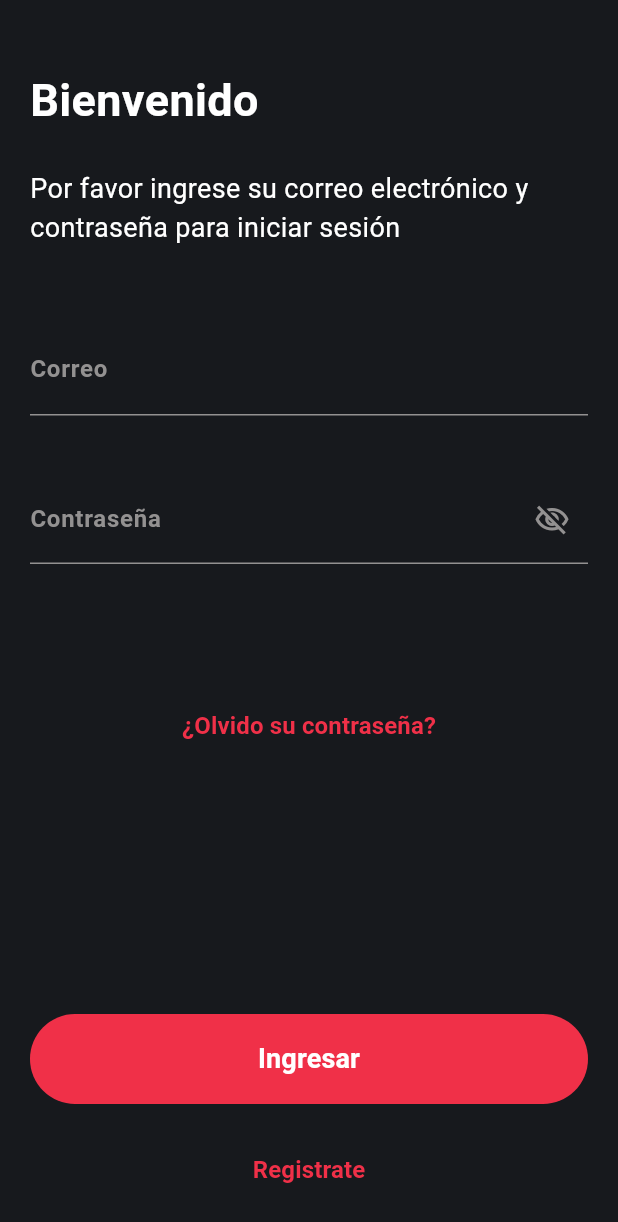
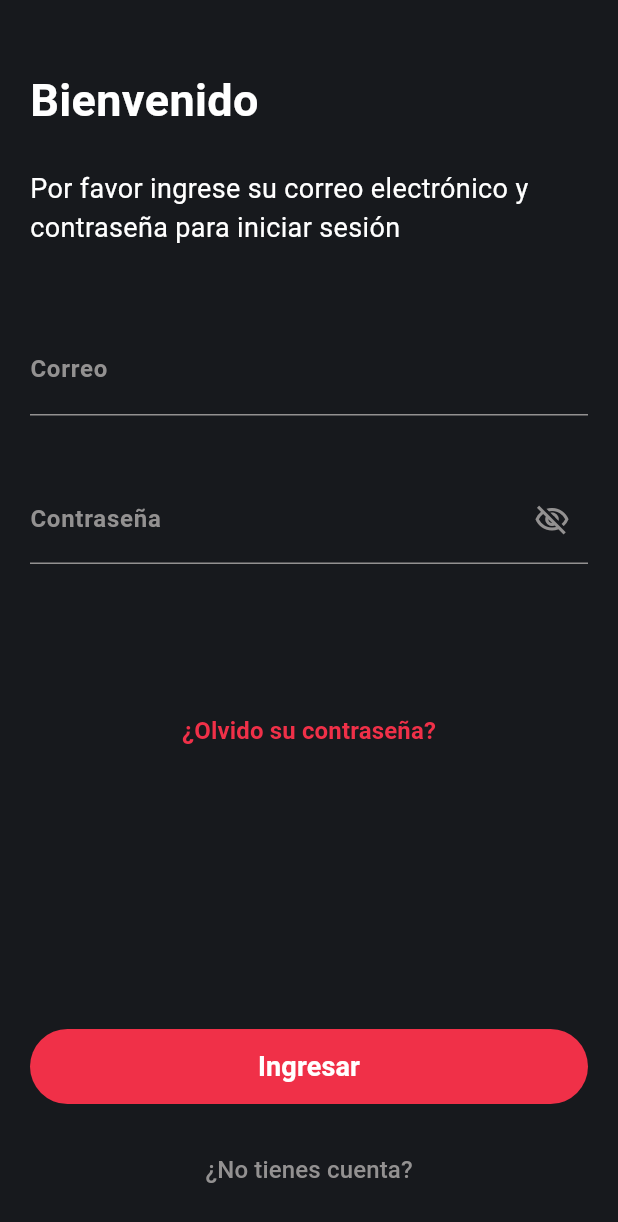
Before and after one commit to sergioIbz/recetas, a Flutter app: the screen it shows after launch, on a phone screen of 412 x 824 dp. Shown: the top 1222 px of the screen. Run offline on Flutter 3.47's test engine with Material 3 defaults, Android fonts, the phone set to English and light mode, and no system bars; our stand-ins replace flutter_riverpod, go_router, google_fonts.

Commit message:
flutter riverpod agregado

```diff
--- a/lib/presentation/screens/auth/login/login_screen.dart
+++ b/lib/presentation/screens/auth/login/login_screen.dart
@@ -50,7 +50,6 @@ class LoginScreen extends StatelessWidget {
                   ),
                   const SizedBox(height: 40),
                   TextField(
-
                     style: const TextStyle(
                       fontSize: 18,
                     ),
@@ -84,7 +83,7 @@ class LoginScreen extends StatelessWidget {
                   const Spacer(flex: 2),
                   SizedBox(
                     width: double.infinity,
-                    height: 60,
+                    height: 50,
                     child: FilledButton(
                       style: FilledButton.styleFrom(
                         backgroundColor: AppTheme.firstColor,
@@ -107,11 +106,11 @@ class LoginScreen extends StatelessWidget {
                     child: TextButton(
                       onPressed: () {},
                       child: const Text(
-                        'Registrate',
+                        '¿No tienes cuenta?',
                         style: TextStyle(
-                          color: AppTheme.firstColor,
+                          color: AppTheme.unselectedColor,
                           fontSize: 16,
-                          fontWeight: FontWeight.bold,
+                          fontWeight: null,
                         ),
                       ),
                     ),
--- a/pubspec.yaml
+++ b/pubspec.yaml
@@ -37,6 +37,7 @@ dependencies:
   cupertino_icons: ^1.0.6
   go_router: ^14.1.4
   google_fonts: ^6.2.1
+  flutter_riverpod: ^2.5.1
 
 dev_dependencies:
   flutter_test:
```
Also changed, not shown: lib/main.dart (+6 -1 lines), pubspec.lock.
